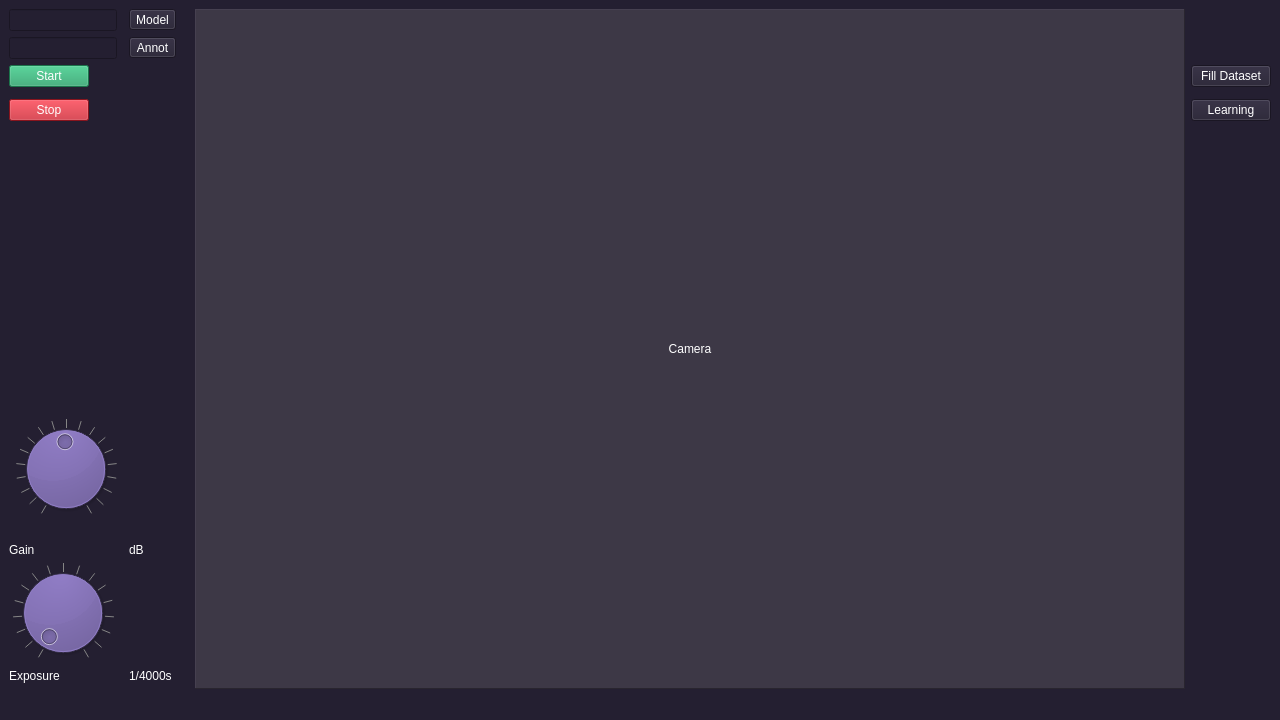
Qt form src/view/mainwindow.ui (rajkane/ximea-project) before a commit.
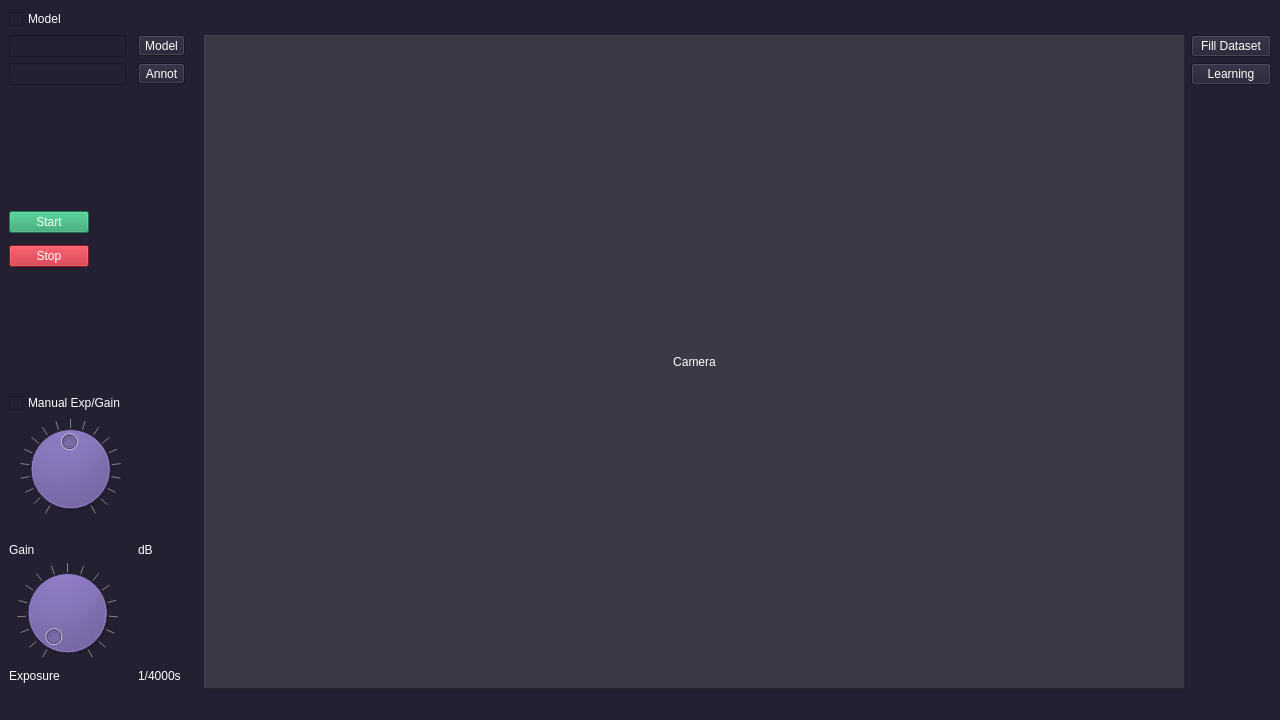
The same form after that commit.

The edit to the form file:
```diff
--- a/src/view/mainwindow.ui
+++ b/src/view/mainwindow.ui
@@ -33,117 +33,14 @@
    <layout class="QGridLayout" name="gridLayout_2">
     <item row="0" column="0">
      <layout class="QGridLayout" name="gridLayout">
-      <item row="0" column="0">
-       <widget class="QLineEdit" name="le_model">
-        <property name="sizePolicy">
-         <sizepolicy hsizetype="Preferred" vsizetype="Fixed">
-          <horstretch>0</horstretch>
-          <verstretch>0</verstretch>
-         </sizepolicy>
-        </property>
-        <property name="readOnly">
-         <bool>false</bool>
-        </property>
-       </widget>
-      </item>
-      <item row="5" column="0">
-       <spacer name="verticalSpacer_2">
-        <property name="orientation">
-         <enum>Qt::Orientation::Vertical</enum>
-        </property>
-        <property name="sizeHint" stdset="0">
-         <size>
-          <width>20</width>
-          <height>40</height>
-         </size>
-        </property>
-       </spacer>
-      </item>
-      <item row="10" column="2">
-       <widget class="QLabel" name="lbl_gain_value">
+      <item row="1" column="4">
+       <widget class="QPushButton" name="btn_fill_dataset">
         <property name="text">
-         <string>dB</string>
+         <string>Fill Dataset</string>
         </property>
        </widget>
       </item>
-      <item row="4" column="4">
-       <widget class="QPushButton" name="btn_learning">
-        <property name="text">
-         <string>Learning</string>
-        </property>
-       </widget>
-      </item>
-      <item row="0" column="3" rowspan="14">
-       <widget class="QLabel" name="lbl_camera_stream">
-        <property name="sizePolicy">
-         <sizepolicy hsizetype="Expanding" vsizetype="Expanding">
-          <horstretch>0</horstretch>
-          <verstretch>0</verstretch>
-         </sizepolicy>
-        </property>
-        <property name="cursor">
-         <cursorShape>CrossCursor</cursorShape>
-        </property>
-        <property name="styleSheet">
-         <string notr="true">background-color: rgb(61, 56, 70);</string>
-        </property>
-        <property name="frameShape">
-         <enum>QFrame::Shape::Panel</enum>
-        </property>
-        <property name="frameShadow">
-         <enum>QFrame::Shadow::Raised</enum>
-        </property>
-        <property name="text">
-         <string>Camera</string>
-        </property>
-        <property name="alignment">
-         <set>Qt::AlignmentFlag::AlignCenter</set>
-        </property>
-       </widget>
-      </item>
-      <item row="12" column="0">
-       <widget class="QLabel" name="lbl_exposure">
-        <property name="text">
-         <string>Exposure</string>
-        </property>
-       </widget>
-      </item>
-      <item row="10" column="0">
-       <widget class="QLabel" name="lbl_gain">
-        <property name="text">
-         <string>Gain</string>
-        </property>
-        <property name="alignment">
-         <set>Qt::AlignmentFlag::AlignLeading|Qt::AlignmentFlag::AlignLeft|Qt::AlignmentFlag::AlignVCenter</set>
-        </property>
-       </widget>
-      </item>
-      <item row="4" column="0" colspan="2">
-       <widget class="QPushButton" name="btn_stop">
-        <property name="sizePolicy">
-         <sizepolicy hsizetype="Fixed" vsizetype="Fixed">
-          <horstretch>0</horstretch>
-          <verstretch>0</verstretch>
-         </sizepolicy>
-        </property>
-        <property name="styleSheet">
-         <string notr="true">background-color: rgb(192, 28, 40);
-color: rgb(255, 255, 255);
-</string>
-        </property>
-        <property name="text">
-         <string>Stop</string>
-        </property>
-       </widget>
-      </item>
-      <item row="0" column="2">
-       <widget class="QToolButton" name="tbtn_model">
-        <property name="text">
-         <string>Model</string>
-        </property>
-       </widget>
-      </item>
-      <item row="12" column="2">
+      <item row="15" column="2">
        <widget class="QLabel" name="lbl_exposure_value">
         <property name="sizePolicy">
          <sizepolicy hsizetype="Fixed" vsizetype="Preferred">
@@ -163,30 +60,27 @@
        </widget>
       </item>
       <item row="2" column="4">
-       <widget class="QPushButton" name="btn_fill_dataset">
+       <widget class="QPushButton" name="btn_learning">
         <property name="text">
-         <string>Fill Dataset</string>
+         <string>Learning</string>
         </property>
        </widget>
       </item>
-      <item row="2" column="0" colspan="3">
-       <widget class="QPushButton" name="btn_start">
-        <property name="sizePolicy">
-         <sizepolicy hsizetype="Fixed" vsizetype="Fixed">
-          <horstretch>0</horstretch>
-          <verstretch>0</verstretch>
-         </sizepolicy>
+      <item row="15" column="0">
+       <widget class="QLabel" name="lbl_exposure">
+        <property name="text">
+         <string>Exposure</string>
         </property>
-        <property name="styleSheet">
-         <string notr="true">background-color: rgb(38, 162, 105);
-color: rgb(255, 255, 255);</string>
-        </property>
+       </widget>
+      </item>
+      <item row="13" column="2">
+       <widget class="QLabel" name="lbl_gain_value">
         <property name="text">
-         <string>Start</string>
+         <string>dB</string>
         </property>
        </widget>
       </item>
-      <item row="6" column="0" colspan="2">
+      <item row="9" column="0" colspan="2">
        <widget class="QDial" name="dial_gain">
         <property name="sizePolicy">
          <sizepolicy hsizetype="Preferred" vsizetype="Preferred">
@@ -214,7 +108,27 @@
         </property>
        </widget>
       </item>
-      <item row="11" column="0">
+      <item row="1" column="2">
+       <widget class="QToolButton" name="tbtn_model">
+        <property name="text">
+         <string>Model</string>
+        </property>
+       </widget>
+      </item>
+      <item row="3" column="0">
+       <spacer name="verticalSpacer">
+        <property name="orientation">
+         <enum>Qt::Orientation::Vertical</enum>
+        </property>
+        <property name="sizeHint" stdset="0">
+         <size>
+          <width>20</width>
+          <height>40</height>
+         </size>
+        </property>
+       </spacer>
+      </item>
+      <item row="14" column="0">
        <widget class="QDial" name="dial_exposure">
         <property name="sizePolicy">
          <sizepolicy hsizetype="Preferred" vsizetype="Preferred">
@@ -239,7 +153,24 @@
         </property>
        </widget>
       </item>
-      <item row="1" column="0">
+      <item row="4" column="0" colspan="3">
+       <widget class="QPushButton" name="btn_start">
+        <property name="sizePolicy">
+         <sizepolicy hsizetype="Fixed" vsizetype="Fixed">
+          <horstretch>0</horstretch>
+          <verstretch>0</verstretch>
+         </sizepolicy>
+        </property>
+        <property name="styleSheet">
+         <string notr="true">background-color: rgb(38, 162, 105);
+color: rgb(255, 255, 255);</string>
+        </property>
+        <property name="text">
+         <string>Start</string>
+        </property>
+       </widget>
+      </item>
+      <item row="2" column="0">
        <widget class="QLineEdit" name="le_annotation">
         <property name="sizePolicy">
          <sizepolicy hsizetype="Preferred" vsizetype="Fixed">
@@ -247,15 +178,114 @@
           <verstretch>0</verstretch>
          </sizepolicy>
         </property>
+        <property name="readOnly">
+         <bool>true</bool>
+        </property>
        </widget>
       </item>
-      <item row="1" column="2">
+      <item row="8" column="0">
+       <widget class="QCheckBox" name="chb_manual">
+        <property name="text">
+         <string>Manual Exp/Gain</string>
+        </property>
+       </widget>
+      </item>
+      <item row="6" column="0" colspan="2">
+       <widget class="QPushButton" name="btn_stop">
+        <property name="sizePolicy">
+         <sizepolicy hsizetype="Fixed" vsizetype="Fixed">
+          <horstretch>0</horstretch>
+          <verstretch>0</verstretch>
+         </sizepolicy>
+        </property>
+        <property name="styleSheet">
+         <string notr="true">background-color: rgb(192, 28, 40);
+color: rgb(255, 255, 255);
+</string>
+        </property>
+        <property name="text">
+         <string>Stop</string>
+        </property>
+       </widget>
+      </item>
+      <item row="7" column="0">
+       <spacer name="verticalSpacer_2">
+        <property name="orientation">
+         <enum>Qt::Orientation::Vertical</enum>
+        </property>
+        <property name="sizeHint" stdset="0">
+         <size>
+          <width>20</width>
+          <height>40</height>
+         </size>
+        </property>
+       </spacer>
+      </item>
+      <item row="0" column="0">
+       <widget class="QCheckBox" name="chb_model">
+        <property name="text">
+         <string>Model</string>
+        </property>
+       </widget>
+      </item>
+      <item row="13" column="0">
+       <widget class="QLabel" name="lbl_gain">
+        <property name="text">
+         <string>Gain</string>
+        </property>
+        <property name="alignment">
+         <set>Qt::AlignmentFlag::AlignLeading|Qt::AlignmentFlag::AlignLeft|Qt::AlignmentFlag::AlignVCenter</set>
+        </property>
+       </widget>
+      </item>
+      <item row="2" column="2">
        <widget class="QToolButton" name="tbtn_annotation">
         <property name="text">
          <string>Annot</string>
         </property>
        </widget>
       </item>
+      <item row="1" column="0">
+       <widget class="QLineEdit" name="le_model">
+        <property name="sizePolicy">
+         <sizepolicy hsizetype="Preferred" vsizetype="Fixed">
+          <horstretch>0</horstretch>
+          <verstretch>0</verstretch>
+         </sizepolicy>
+        </property>
+        <property name="readOnly">
+         <bool>true</bool>
+        </property>
+       </widget>
+      </item>
+      <item row="1" column="3" rowspan="16">
+       <widget class="QLabel" name="lbl_camera_stream">
+        <property name="sizePolicy">
+         <sizepolicy hsizetype="Expanding" vsizetype="Expanding">
+          <horstretch>0</horstretch>
+          <verstretch>0</verstretch>
+         </sizepolicy>
+        </property>
+        <property name="cursor">
+         <cursorShape>CrossCursor</cursorShape>
+        </property>
+        <property name="styleSheet">
+         <string notr="true">background-color: rgb(61, 56, 70);</string>
+        </property>
+        <property name="frameShape">
+         <enum>QFrame::Shape::Panel</enum>
+        </property>
+        <property name="frameShadow">
+         <enum>QFrame::Shadow::Raised</enum>
+        </property>
+        <property name="text">
+         <string>Camera</string>
+        </property>
+        <property name="alignment">
+         <set>Qt::AlignmentFlag::AlignCenter</set>
+        </property>
+       </widget>
+      </item>
      </layout>
     </item>
    </layout>
```
Left out of the diff: 2 changed lines with no effect on the pictures.
